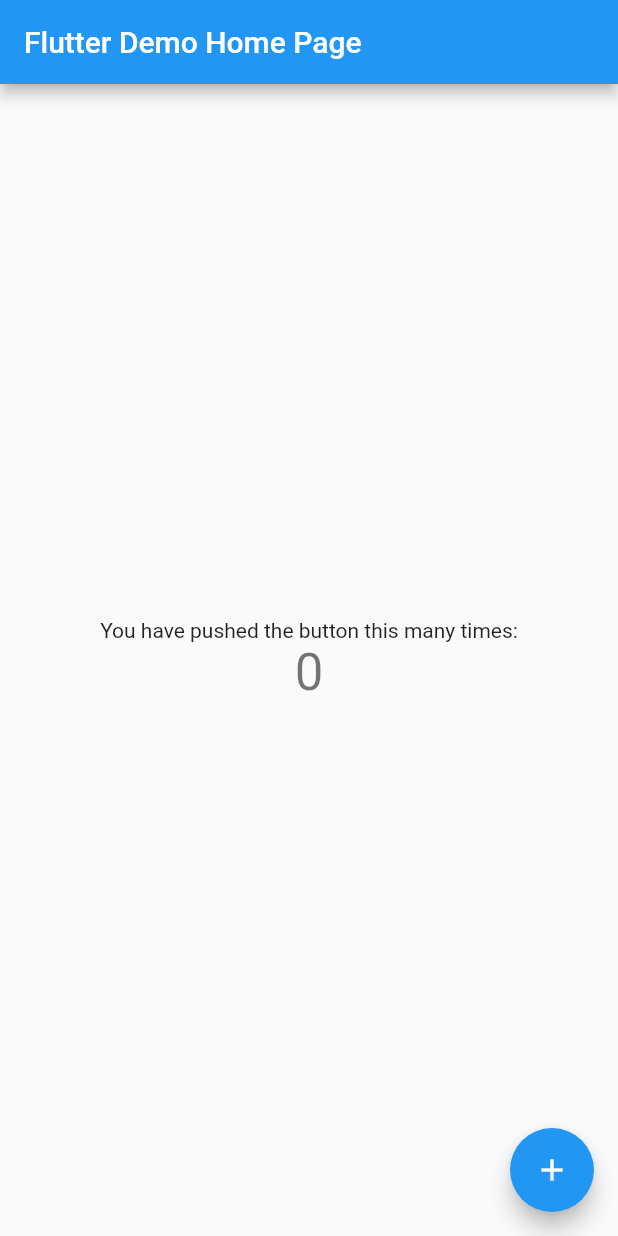
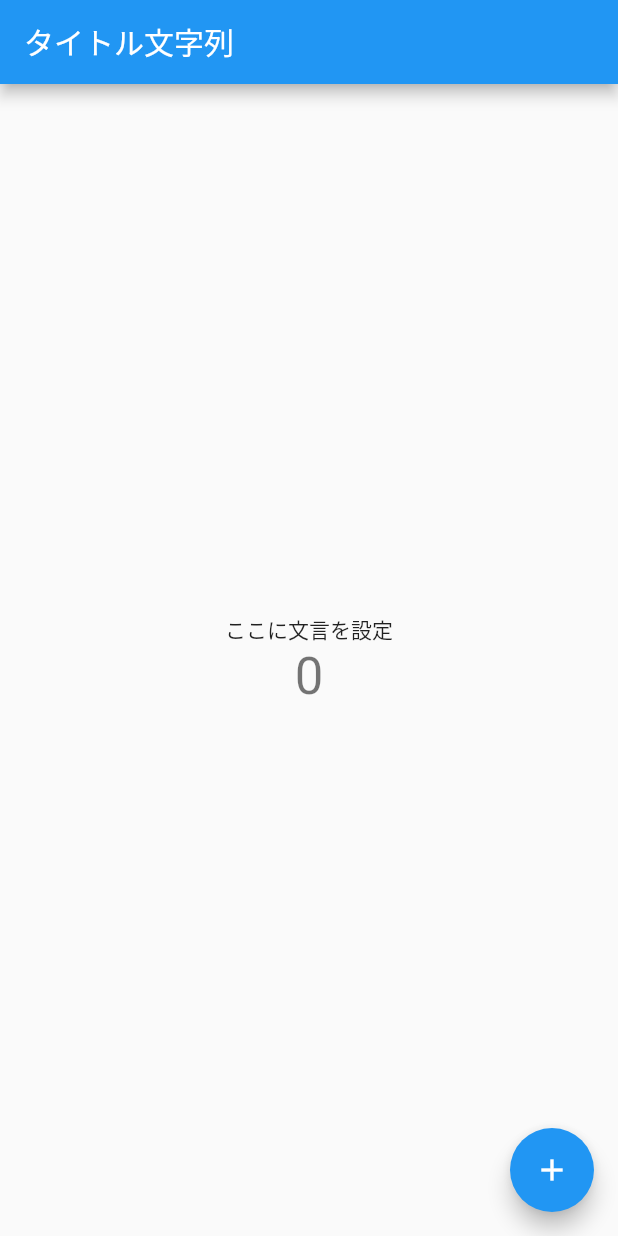
Before and after one commit to YI201610/FlutterPractice, a Flutter app: the screen it shows after launch, on a phone screen of 412 x 824 dp. Run offline on Flutter 3.47's test engine with Material 2 defaults, Android fonts, the phone set to English and light mode, and no system bars.

Commit message:
コメント削除など

```diff
--- a/lib/main.dart
+++ b/lib/main.dart
@@ -3,38 +3,22 @@ import 'package:flutter/material.dart';
 void main() => runApp(new MyApp());
 
 class MyApp extends StatelessWidget {
-  // This widget is the root of your application.
-  @override
-  Widget build(BuildContext context) {
+
+  @override Widget build(BuildContext context) {
+
     return new MaterialApp(
       title: 'Flutter Demo',
       theme: new ThemeData(
-        // This is the theme of your application.
-        //
-        // Try running your application with "flutter run". You'll see the
-        // application has a blue toolbar. Then, without quitting the app, try
-        // changing the primarySwatch below to Colors.green and then invoke
-        // "hot reload" (press "r" in the console where you ran "flutter run",
-        // or press Run > Flutter Hot Reload in IntelliJ). Notice that the
-        // counter didn't reset back to zero; the application is not restarted.
         primarySwatch: Colors.blue,
       ),
-      home: new MyHomePage(title: 'Flutter Demo Home Page'),
+      home: new MyHomePage(title: 'タイトル文字列'),
     );
+
   }
 }
 
 class MyHomePage extends StatefulWidget {
   MyHomePage({Key key, this.title}) : super(key: key);
-
-  // This widget is the home page of your application. It is stateful, meaning
-  // that it has a State object (defined below) that contains fields that affect
-  // how it looks.
-
-  // This class is the configuration for the state. It holds the values (in this
-  // case the title) provided by the parent (in this case the App widget) and
-  // used by the build method of the State. Fields in a Widget subclass are
-  // always marked "final".
 
   final String title;
 
@@ -47,50 +31,22 @@ class _MyHomePageState extends State<MyHomePage> {
 
   void _incrementCounter() {
     setState(() {
-      // This call to setState tells the Flutter framework that something has
-      // changed in this State, which causes it to rerun the build method below
-      // so that the display can reflect the updated values. If we changed
-      // _counter without calling setState(), then the build method would not be
-      // called again, and so nothing would appear to happen.
       _counter++;
     });
   }
 
   @override
   Widget build(BuildContext context) {
-    // This method is rerun every time setState is called, for instance as done
-    // by the _incrementCounter method above.
-    //
-    // The Flutter framework has been optimized to make rerunning build methods
-    // fast, so that you can just rebuild anything that needs updating rather
-    // than having to individually change instances of widgets.
     return new Scaffold(
       appBar: new AppBar(
-        // Here we take the value from the MyHomePage object that was created by
-        // the App.build method, and use it to set our appbar title.
         title: new Text(widget.title),
       ),
       body: new Center(
-        // Center is a layout widget. It takes a single child and positions it
-        // in the middle of the parent.
         child: new Column(
-          // Column is also layout widget. It takes a list of children and
-          // arranges them vertically. By default, it sizes itself to fit its
-          // children horizontally, and tries to be as tall as its parent.
-          //
-          // Invoke "debug paint" (press "p" in the console where you ran
-          // "flutter run", or select "Toggle Debug Paint" from the Flutter tool
-          // window in IntelliJ) to see the wireframe for each widget.
-          //
-          // Column has various properties to control how it sizes itself and
-          // how it positions its children. Here we use mainAxisAlignment to
-          // center the children vertically; the main axis here is the vertical
-          // axis because Columns are vertical (the cross axis would be
-          // horizontal).
           mainAxisAlignment: MainAxisAlignment.center,
           children: <Widget>[
             new Text(
-              'You have pushed the button this many times:',
+              'ここに文言を設定',
             ),
             new Text(
               '$_counter',
@@ -103,7 +59,7 @@ class _MyHomePageState extends State<MyHomePage> {
         onPressed: _incrementCounter,
         tooltip: 'Increment',
         child: new Icon(Icons.add),
-      ), // This trailing comma makes auto-formatting nicer for build methods.
+      ),
     );
   }
 }
```
